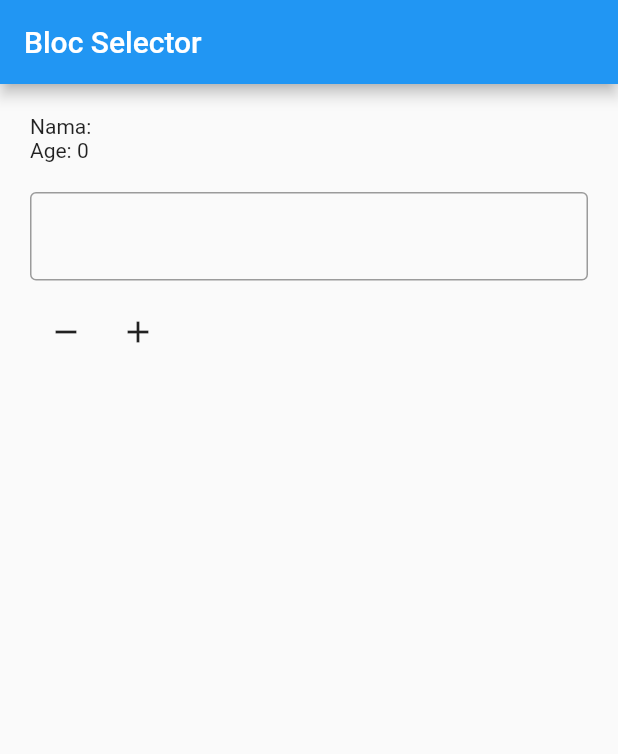
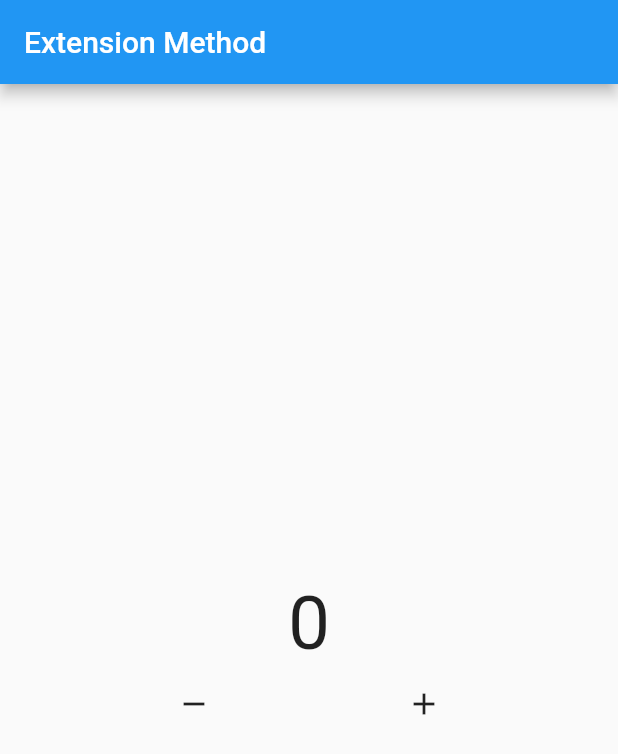
Before and after one commit to romzifg/flutter_bloc, a Flutter app: the screen it shows after launch, on a phone screen of 412 x 824 dp. Shown: the top 754 px of the screen. Run offline on Flutter 3.47's test engine with Material 2 defaults, Android fonts, the phone set to English and light mode, and no system bars; our stand-ins replace bloc, flutter_bloc.

Commit message:
update, add extension method

```diff
--- a/lib/main.dart
+++ b/lib/main.dart
@@ -1,11 +1,14 @@
 import 'package:flutter/material.dart';
 import 'package:flutter_bloc/flutter_bloc.dart';
 import 'package:learn_flutter_bloc/bloc/counter.dart';
+// import 'package:flutter_bloc/flutter_bloc.dart';
+// import 'package:learn_flutter_bloc/bloc/counter.dart';
+// import 'package:learn_flutter_bloc/bloc/user.dart';
 import 'package:learn_flutter_bloc/bloc/theme.dart';
-import 'package:learn_flutter_bloc/bloc/user.dart';
-import 'package:learn_flutter_bloc/pages/BlocProvider/bloc_provider_page.dart';
-import 'package:learn_flutter_bloc/pages/BlocSelector/bloc_selector_page.dart';
+import 'package:learn_flutter_bloc/pages/ExtensionMethod/extension_method_page.dart';
 import 'package:learn_flutter_bloc/routes/routes.dart';
+// import 'package:learn_flutter_bloc/pages/BlocProvider/bloc_provider_page.dart';
+// import 'package:learn_flutter_bloc/pages/BlocSelector/bloc_selector_page.dart';
 
 void main() {
   runApp(MyApp());
@@ -20,10 +23,16 @@ class MyApp extends StatelessWidget {
   @override
   Widget build(BuildContext context) {
     return MaterialApp(
-        home: BlocProvider(
-      create: (context) => UserBloc(),
-      child: const BlocSelectorPage(),
-    ));
+      home: BlocProvider<Counter>(
+        create: (context) => Counter(),
+        child: const ExtensionMethodPage(),
+      ),
+    );
+    // return MaterialApp(
+    //     home: BlocProvider(
+    //   create: (context) => UserBloc(),
+    //   child: const BlocSelectorPage(),
+    // ));
 
     // return MultiBlocProvider(
     //   providers: [
--- /dev/null
+++ b/lib/pages/ExtensionMethod/extension_method_page.dart
@@ -0,0 +1,43 @@
+import 'package:flutter/material.dart';
+import 'package:flutter_bloc/flutter_bloc.dart';
+import 'package:learn_flutter_bloc/bloc/counter.dart';
+
+class ExtensionMethodPage extends StatelessWidget {
+  const ExtensionMethodPage({super.key});
+
+  @override
+  Widget build(BuildContext context) {
+    return Scaffold(
+      appBar: AppBar(
+        title: const Text("Extension Method"),
+      ),
+      body: Center(
+        child: Column(
+          mainAxisAlignment: MainAxisAlignment.center,
+          children: [
+            Builder(builder: (context) {
+              Counter myCounter = context.watch<Counter>();
+              return Text(
+                "${myCounter.state}",
+                style: const TextStyle(fontSize: 50),
+              );
+            }),
+            Row(
+              mainAxisAlignment: MainAxisAlignment.spaceEvenly,
+              children: [
+                IconButton(
+                  onPressed: () => context.read<Counter>().decrement(),
+                  icon: const Icon(Icons.remove),
+                ),
+                IconButton(
+                  onPressed: () => context.read<Counter>().increment(),
+                  icon: const Icon(Icons.add),
+                ),
+              ],
+            )
+          ],
+        ),
+      ),
+    );
+  }
+}
```
